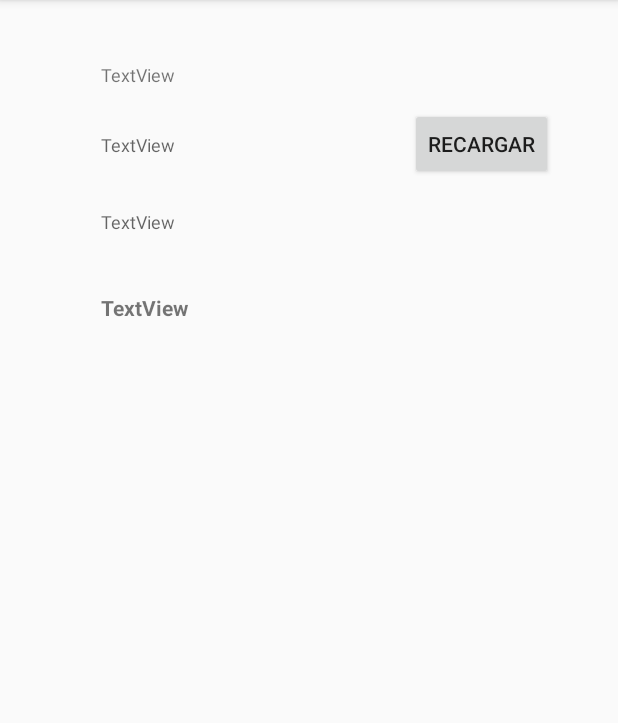
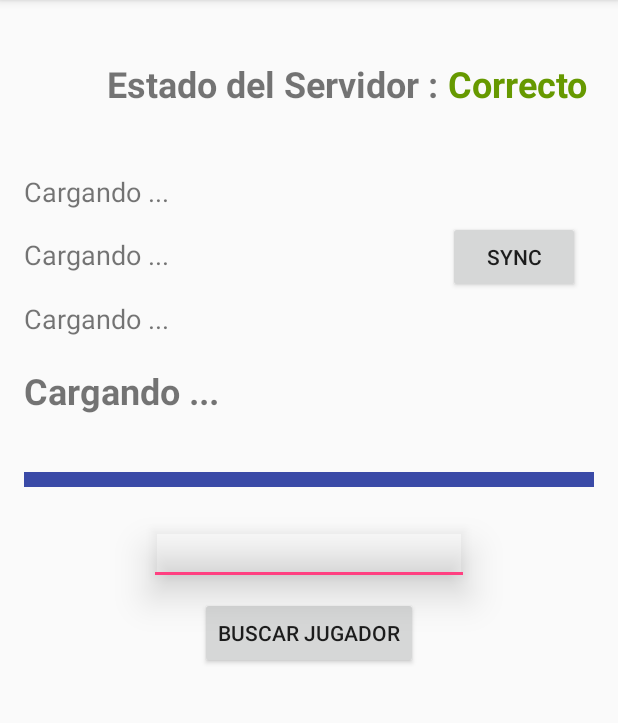
Before and after one commit to aldelsa/AoE3Rating, an Android app: the screen it shows after launch (MainActivity), on a phone screen of 412 x 824 dp, the part 84-807 px from its top. Run offline under Robolectric (Android 15) with nearby library versions, the phone set to English and light mode, and no system bars; 1 statement that could not run was skipped.

Commit message:
Mejora de la interfaz y añadido la función de buscar un jugador y su nivel.

```diff
--- a/app/src/main/res/layout/activity_main.xml
+++ b/app/src/main/res/layout/activity_main.xml
@@ -1,5 +1,6 @@
 <?xml version="1.0" encoding="utf-8"?>
 <RelativeLayout xmlns:android="http://schemas.android.com/apk/res/android"
+    xmlns:app="http://schemas.android.com/apk/res-auto"
     xmlns:tools="http://schemas.android.com/tools"
     android:id="@+id/activity_main"
     android:layout_width="match_parent"
@@ -10,65 +11,133 @@
     android:paddingTop="@dimen/activity_vertical_margin"
     tools:context="alejandro.aoe3rating.MainActivity">
 
+    <TextView
+        android:layout_width="wrap_content"
+        android:layout_height="wrap_content"
+        android:layout_marginTop="17dp"
+        android:id="@+id/textView2"
+        android:layout_below="@+id/textView1"
+        android:layout_alignParentLeft="true"
+        android:layout_alignParentStart="true"
+        android:textSize="18sp"
+        android:text="Cargando ..." />
+
+    <TextView
+        android:layout_width="wrap_content"
+        android:layout_height="wrap_content"
+        android:id="@+id/textView3"
+        android:layout_below="@+id/textView2"
+        android:layout_alignParentLeft="true"
+        android:layout_alignParentStart="true"
+        android:layout_marginTop="18dp"
+        android:textSize="18sp"
+        android:text="Cargando ..." />
+
+    <TextView
+        android:layout_width="wrap_content"
+        android:layout_height="wrap_content"
+        android:id="@+id/textView1"
+        android:layout_marginTop="43dp"
+        android:layout_below="@+id/textView8"
+        android:layout_alignParentLeft="true"
+        android:layout_alignParentStart="true"
+        android:textSize="18sp"
+        android:text="Cargando ..." />
+
+    <TextView
+        android:text="Correcto"
+        android:layout_width="wrap_content"
+        android:layout_height="wrap_content"
+        android:id="@+id/textView9"
+        android:textStyle="normal|bold"
+        android:textSize="24sp"
+        android:textColor="@android:color/holo_green_dark"
+        android:layout_alignParentTop="true"
+        android:layout_toRightOf="@+id/textView8"
+        android:layout_toEndOf="@+id/textView8"
+        android:layout_marginTop="23dp" />
+
+    <TextView
+        android:layout_width="wrap_content"
+        android:layout_height="wrap_content"
+        android:id="@+id/textView4"
+        android:textStyle="normal|bold"
+        android:layout_below="@+id/textView3"
+        android:layout_alignParentLeft="true"
+        android:layout_alignParentStart="true"
+        android:layout_marginTop="19dp"
+        android:textSize="24sp"
+        android:text="Cargando ..." />
+
     <Button
-        android:text="Recargar"
         android:layout_width="wrap_content"
         android:layout_height="wrap_content"
         android:id="@+id/button"
-        android:elevation="1dp"
+        android:elevation="24dp"
         android:onClick="cambiarMensaje"
-        android:layout_alignBaseline="@+id/textView3"
-        android:layout_alignBottom="@+id/textView3"
+        android:visibility="visible"
+        android:text="Sync"
+        android:layout_alignBaseline="@+id/textView2"
+        android:layout_alignBottom="@+id/textView2"
         android:layout_alignParentRight="true"
         android:layout_alignParentEnd="true"
-        android:layout_marginRight="27dp"
-        android:layout_marginEnd="27dp" />
+        android:layout_marginRight="9dp"
+        android:layout_marginEnd="9dp" />
 
-    <TextView
-        android:text="TextView"
-        android:layout_width="wrap_content"
-        android:layout_height="wrap_content"
-        android:id="@+id/textView3"
-        android:textAppearance="@style/TextAppearance.AppCompat.Caption"
-        android:layout_marginTop="72dp"
-        android:layout_marginLeft="51dp"
-        android:layout_marginStart="51dp"
-        android:layout_alignParentTop="true"
+    <ImageView
+        android:layout_width="match_parent"
+        android:layout_height="10dp"
+        app:srcCompat="@android:drawable/divider_horizontal_bright"
+        android:layout_marginTop="38dp"
+        android:id="@+id/imageView"
+        android:scaleType="fitXY"
+        android:background="@color/colorPrimaryDark"
+        android:backgroundTint="@color/colorPrimary"
+        android:layout_below="@+id/textView4"
         android:layout_alignParentLeft="true"
         android:layout_alignParentStart="true" />
 
     <TextView
-        android:text="TextView"
+        android:text="Estado del Servidor : "
         android:layout_width="wrap_content"
         android:layout_height="wrap_content"
-        android:layout_above="@+id/button"
-        android:layout_alignRight="@+id/textView3"
-        android:layout_alignEnd="@+id/textView3"
-        android:layout_marginBottom="14dp"
-        android:id="@+id/textView5"
-        android:textSize="12sp"
-        android:textAlignment="viewStart" />
+        android:id="@+id/textView8"
+        android:textStyle="normal|bold"
+        android:textSize="24sp"
+        android:layout_alignBaseline="@+id/textView9"
+        android:layout_alignBottom="@+id/textView9"
+        android:layout_toLeftOf="@+id/button"
+        android:layout_toStartOf="@+id/button" />
+
+    <EditText
+        android:layout_width="wrap_content"
+        android:layout_height="wrap_content"
+        android:inputType="text|textPersonName"
+        android:ems="10"
+        android:id="@+id/editText"
+        android:layout_marginTop="20dp"
+        android:elevation="16dp"
+        android:layout_below="@+id/imageView"
+        android:layout_centerHorizontal="true" />
+
+    <Button
+        android:text="Buscar Jugador"
+        android:layout_width="wrap_content"
+        android:layout_height="wrap_content"
+        android:id="@+id/button2"
+        android:onClick="nivelJugador"
+        android:layout_below="@+id/editText"
+        android:layout_centerHorizontal="true"
+        android:layout_marginTop="8dp" />
 
     <TextView
-        android:text="TextView"
         android:layout_width="wrap_content"
         android:layout_height="wrap_content"
-        android:id="@+id/textView1"
-        android:textAppearance="@style/TextAppearance.AppCompat.Caption"
-        android:layout_marginTop="19dp"
-        android:layout_below="@+id/button"
-        android:layout_alignLeft="@+id/textView3"
-        android:layout_alignStart="@+id/textView3" />
-
-    <TextView
-        android:text="TextView"
-        android:layout_width="wrap_content"
-        android:layout_height="wrap_content"
-        android:layout_marginTop="39dp"
-        android:id="@+id/textView2"
-        android:layout_below="@+id/textView1"
-        android:layout_alignLeft="@+id/textView1"
-        android:layout_alignStart="@+id/textView1"
-        android:textStyle="normal|bold" />
+        android:id="@+id/textView11"
+        android:textSize="24sp"
+        android:textStyle="normal|bold"
+        android:layout_below="@+id/button2"
+        android:layout_centerHorizontal="true"
+        android:layout_marginTop="14dp" />
 
 </RelativeLayout>
--- a/app/src/main/res/values/colors.xml
+++ b/app/src/main/res/values/colors.xml
@@ -1,6 +1,6 @@
 <?xml version="1.0" encoding="utf-8"?>
 <resources>
-    <color name="colorPrimary">#3F51B5</color>
-    <color name="colorPrimaryDark">#303F9F</color>
+    <color name="colorPrimary">#3f51b5</color>
+    <color name="colorPrimaryDark">#303f9f</color>
     <color name="colorAccent">#FF4081</color>
 </resources>
```
Also changed, not shown: app/src/main/java/alejandro/aoe3rating/MainActivity.java (+92 -5 lines), app/src/main/res/mipmap-hdpi/ic_launcher.png, app/src/main/res/mipmap-mdpi/ic_launcher.png, app/src/main/res/mipmap-xhdpi/ic_launcher.png, app/src/main/res/mipmap-xxhdpi/ic_launcher.png, app/src/main/res/mipmap-xxxhdpi/ic_launcher.png.
